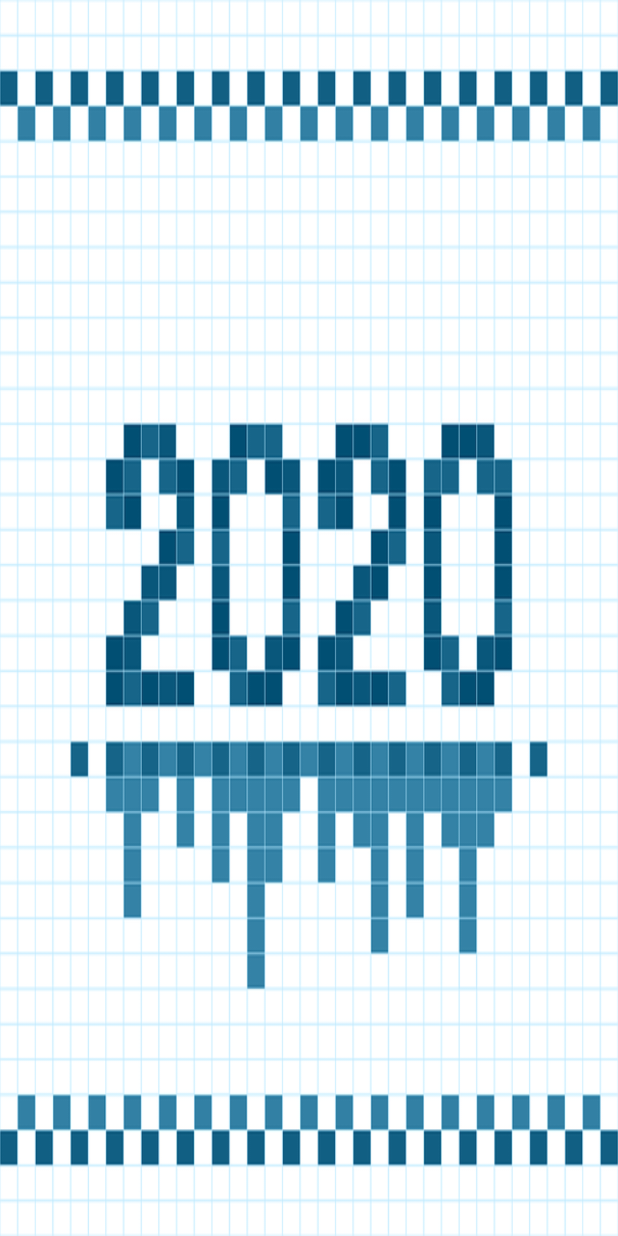
After one commit to TaeHyungK/clicker-android, an Android app: the SplashActivity screen opened directly, with no data from a screen before it, on a phone screen of 412 x 824 dp. The commit adds this screen. Run offline under Robolectric (Android 15) with nearby library versions, the phone set to English and light mode, and no system bars; 1 statement that could not run was skipped.

Commit message:
[스플래시] 스플래시 추가  - 임시로 3초간 스플래시 이미지 노출 후 메인 액티비티 실행

```diff
--- /dev/null
+++ b/app/src/main/java/com/taehyung/clickricecake/ui/splash/SplashActivity.kt
@@ -0,0 +1,35 @@
+package com.taehyung.clickricecake.ui.splash
+
+import android.content.Intent
+import android.os.Bundle
+import android.os.SystemClock
+import android.util.Log
+import android.widget.ImageView
+import androidx.appcompat.app.AppCompatActivity
+import com.taehyung.clickricecake.MainActivity
+
+class SplashActivity : AppCompatActivity() {
+    val LOGD = "SplashActivity"
+
+    val WAIT_DURATION = 3000L
+
+    lateinit var mImg: ImageView
+
+    override fun onCreate(savedInstanceState: Bundle?) {
+        super.onCreate(savedInstanceState)
+
+        SystemClock.sleep(WAIT_DURATION)
+        startMainActivity()
+    }
+
+    /**
+     * MainActivity 실행
+     * FIXME 임시 4초 후 실행. 초기 데이터 받아온 후 실행으로 변경 필요
+     */
+    private fun startMainActivity() {
+        Log.d(LOGD, "startMainActivity() called")
+        val intent = Intent(applicationContext, MainActivity::class.java)
+        startActivity(intent)
+        finish()
+    }
+}
--- /dev/null
+++ b/app/src/main/java/com/taehyung/clickricecake/util/AndroidUtils.kt
@@ -0,0 +1,6 @@
+package com.taehyung.clickricecake.util
+
+object AndroidUtils {
+
+
+}
--- a/app/src/main/res/values/colors.xml
+++ b/app/src/main/res/values/colors.xml
@@ -6,4 +6,5 @@
 
     <color name="c_000000">#000000</color>
     <color name="c_ffffff">#ffffff</color>
+    <color name="c_d3d3d3">#D3D3D3</color>
 </resources>
--- a/app/src/main/res/values/styles.xml
+++ b/app/src/main/res/values/styles.xml
@@ -8,4 +8,9 @@
         <item name="colorAccent">@color/colorAccent</item>
     </style>
 
+    <!-- Splash(로딩화면)에 적용할 테마. -->
+    <style name="SplashTheme" parent="Theme.AppCompat.NoActionBar">
+        <item name="android:windowBackground">@drawable/splash</item>
+    </style>
+
 </resources>
```
Also changed, not shown: app/src/main/AndroidManifest.xml (+6 -3 lines), app/src/main/java/com/taehyung/clickricecake/MainActivity.kt (+5 -16 lines), app/src/main/res/drawable/splash_layer.xml (added, +10 -0 lines).
